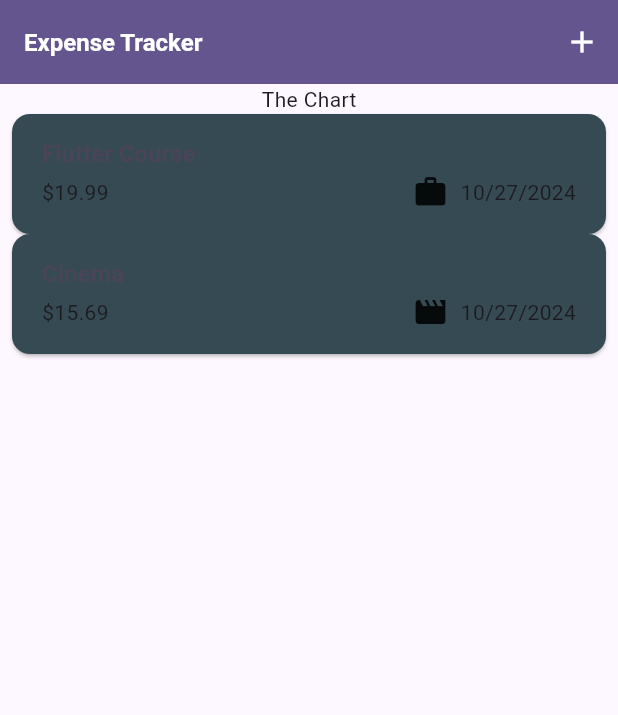
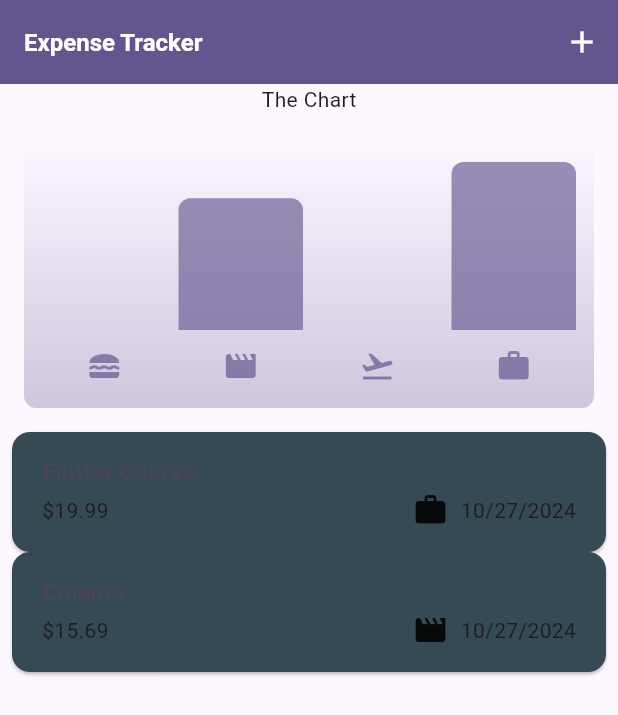
Before and after one commit to Shehab-Emad20/Expense_Tracker_App, a Flutter app: the screen it shows after launch, on a phone screen of 412 x 824 dp. Shown: the top 715 px of the screen. Run offline on Flutter 3.47's test engine with Material 3 defaults, Android fonts, the phone set to English and light mode, and no system bars.

Commit message:
Adding Chart Widgets

```diff
--- /dev/null
+++ b/lib/widgets/chart/chart.dart
@@ -0,0 +1,94 @@
+import 'package:expense_tracker/model/expenses.dart';
+import 'package:expense_tracker/widgets/chart/chart_bar.dart';
+import 'package:flutter/material.dart';
+
+class Chart extends StatelessWidget {
+  const Chart({super.key, required this.expenses});
+
+  final List<Expense> expenses;
+
+  List<ExpenseBucket> get buckets {
+    return [
+      ExpenseBucket.forCategory(expenses, Category.food),
+      ExpenseBucket.forCategory(expenses, Category.leisure),
+      ExpenseBucket.forCategory(expenses, Category.travel),
+      ExpenseBucket.forCategory(expenses, Category.work),
+    ];
+  }
+
+  double get maxTotalExpense {
+    double maxTotalExpense = 0;
+
+    for (final bucket in buckets) {
+      if (bucket.totalExpenses > maxTotalExpense) {
+        maxTotalExpense = bucket.totalExpenses;
+      }
+    }
+
+    return maxTotalExpense;
+  }
+
+  @override
+  Widget build(BuildContext context) {
+    final isDarkMode =
+        MediaQuery.of(context).platformBrightness == Brightness.dark;
+    return Container(
+      margin: const EdgeInsets.all(16),
+      padding: const EdgeInsets.symmetric(
+        vertical: 16,
+        horizontal: 8,
+      ),
+      width: double.infinity,
+      height: 180,
+      decoration: BoxDecoration(
+        borderRadius: BorderRadius.circular(8),
+        gradient: LinearGradient(
+          colors: [
+            Theme.of(context).colorScheme.primary.withOpacity(0.3),
+            Theme.of(context).colorScheme.primary.withOpacity(0.0)
+          ],
+          begin: Alignment.bottomCenter,
+          end: Alignment.topCenter,
+        ),
+      ),
+      child: Column(
+        children: [
+          Expanded(
+            child: Row(
+              crossAxisAlignment: CrossAxisAlignment.end,
+              children: [
+                for (final bucket in buckets) // alternative to map()
+                  ChartBar(
+                    fill: bucket.totalExpenses == 0
+                        ? 0
+                        : bucket.totalExpenses / maxTotalExpense,
+                  )
+              ],
+            ),
+          ),
+          const SizedBox(height: 12),
+          Row(
+            children: buckets
+                .map(
+                  (bucket) => Expanded(
+                    child: Padding(
+                      padding: const EdgeInsets.symmetric(horizontal: 4),
+                      child: Icon(
+                        categoryIcons[bucket.category],
+                        color: isDarkMode
+                            ? Theme.of(context).colorScheme.secondary
+                            : Theme.of(context)
+                                .colorScheme
+                                .primary
+                                .withOpacity(0.7),
+                      ),
+                    ),
+                  ),
+                )
+                .toList(),
+          )
+        ],
+      ),
+    );
+  }
+}
--- /dev/null
+++ b/lib/widgets/chart/chart_bar.dart
@@ -0,0 +1,34 @@
+import 'package:flutter/material.dart';
+
+class ChartBar extends StatelessWidget {
+  const ChartBar({
+    super.key,
+    required this.fill,
+  });
+
+  final double fill;
+
+  @override
+  Widget build(BuildContext context) {
+    final isDarkMode =
+        MediaQuery.of(context).platformBrightness == Brightness.dark;
+    return Expanded(
+      child: Padding(
+        padding: const EdgeInsets.symmetric(horizontal: 4),
+        child: FractionallySizedBox(
+          heightFactor: fill,
+          child: DecoratedBox(
+            decoration: BoxDecoration(
+              shape: BoxShape.rectangle,
+              borderRadius:
+                  const BorderRadius.vertical(top: Radius.circular(8)),
+              color: isDarkMode
+                  ? Theme.of(context).colorScheme.secondary
+                  : Theme.of(context).colorScheme.primary.withOpacity(0.65),
+            ),
+          ),
+        ),
+      ),
+    );
+  }
+}
--- a/lib/widgets/expense_list/expenses.dart
+++ b/lib/widgets/expense_list/expenses.dart
@@ -1,3 +1,4 @@
+import 'package:expense_tracker/widgets/chart/chart.dart';
 import 'package:expense_tracker/widgets/expense_list/expense_list.dart';
 import 'package:expense_tracker/model/expenses.dart';
 import 'package:expense_tracker/widgets/new_expense.dart';
@@ -82,7 +83,11 @@ class _ExpensesState extends State<Expenses> {
         ],
       ),
       body: Column(
-        children: [const Text('The Chart'), Expanded(child: mainContent)],
+        children: [
+          const Text('The Chart'),
+          Chart(expenses: registeredExpenses),
+          Expanded(child: mainContent)
+        ],
       ),
     );
   }
```
